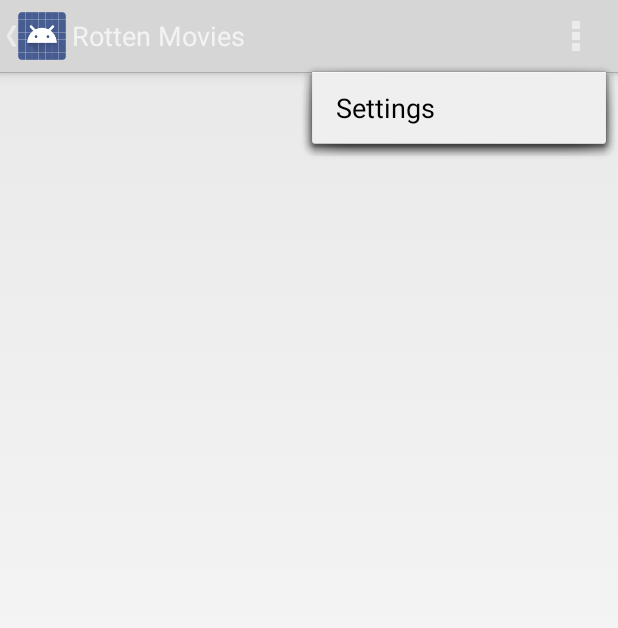
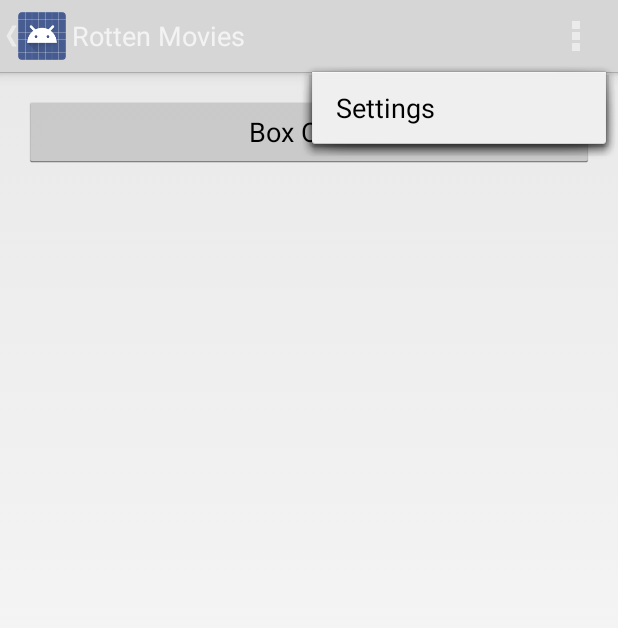
Before and after one commit to MenilV/RottenMovies, an Android app: the screen it shows after launch (Main), with the options menu open, on a phone screen of 412 x 824 dp. Shown: the top 628 px of the screen. Run offline under Robolectric (Android 15) with nearby library versions, the phone set to English and light mode, and no system bars; 2 statements that could not run were skipped.

Commit message:
Added fragments for each Menu item and simple buttons on each fragment

```diff
--- /dev/null
+++ b/app/src/main/java/com/menil/rottenmovies/BoxOfficeFragment.java
@@ -0,0 +1,18 @@
+package com.menil.rottenmovies;
+
+import android.os.Bundle;
+import android.view.LayoutInflater;
+import android.view.View;
+import android.view.ViewGroup;
+
+/**
+ * Created by menil on 08.10.2014.
+ */
+public class BoxOfficeFragment extends android.app.Fragment {
+    @Override
+    public View onCreateView(LayoutInflater inflater, ViewGroup container,
+                             Bundle savedInstanceState) {
+        // Inflate the layout for this fragment
+        return inflater.inflate(R.layout.fragment_main, container, false);
+    }
+}
--- a/app/src/main/java/com/menil/rottenmovies/Main.java
+++ b/app/src/main/java/com/menil/rottenmovies/Main.java
@@ -13,7 +13,6 @@ import android.view.View;
 import android.view.ViewGroup;
 
 
-
 public class Main extends Activity
         implements NavigationDrawerFragment.NavigationDrawerCallbacks {
 
@@ -21,13 +20,17 @@ public class Main extends Activity
      * Fragment managing the behaviors, interactions and presentation of the navigation drawer.
      */
     private NavigationDrawerFragment mNavigationDrawerFragment;
-
     /**
      * Used to store the last screen title. For use in {@link #restoreActionBar()}.
      */
     private CharSequence mTitle;
+    public static final String apiURL="http://api.rottentomatoes.com/api/public/v1.0/lists/movies/box_office.json?limit=16&country=us&apikey=pj2z7eyve6mfdtcx4vynk26y";
 
-    public static final String apiURL="http://api.rottentomatoes.com/api/public/v1.0/lists/movies/box_office.json?limit=16&country=us&apikey=pj2z7eyve6mfdtcx4vynk26y";
+///////////////////////////////////////////////////////////////////////////////
+    public void setActionBarTitle(String title){
+     // NEDOVRSENO
+     //   YOUR_CUSTOM_ACTION_BAR_TITLE.setText(title);
+    }
 
     @Override
     protected void onCreate(Bundle savedInstanceState) {
@@ -42,18 +45,40 @@ public class Main extends Activity
         mNavigationDrawerFragment.setUp(
                 R.id.navigation_drawer,
                 (DrawerLayout) findViewById(R.id.drawer_layout));
-}
-
+    }
 
     @Override
     public void onNavigationDrawerItemSelected(int position) {
         // update the main content by replacing fragments
-        // e ovo cudo mi daje mogucnost mjenjanja Viewa na osnovu iznacene opcije
-        //this line of code does nothing
+        // e ovo cudo mi daje mogucnost mjenjanja Viewa na osnovu oznacene opcije
+        // 3 days later... bra'o Menile, sad si se sjetio da pocnes citati svoje komentare!
 
-        FragmentManager fragmentManager = getFragmentManager();
+      /*  FragmentManager fragmentManager = getFragmentManager();
         fragmentManager.beginTransaction()
                 .replace(R.id.container, PlaceholderFragment.newInstance(position + 1))
+                .commit();*/
+        Fragment fragment = new Fragment();
+        FragmentManager fragmentManager = getFragmentManager();
+
+        switch (position+1){//switch-case jer nisam imao nista pametnije
+            case 1:
+                fragment = new BoxOfficeFragment();
+                break;
+            case 2:
+                fragment = new InTheatersFragment();
+                break;
+            case 3:
+                fragment = new OpeningFragment();
+                break;
+            case 4:
+                fragment = new UpcomingFragment();
+                break;
+            case 5:
+                fragment = new FavouritesFragment();
+                break;
+            }
+        fragmentManager.beginTransaction()
+                .replace(R.id.container, fragment)
                 .commit();
     }
 
@@ -84,7 +109,6 @@ public class Main extends Activity
         actionBar.setTitle(mTitle);
     }
 
-
     @Override
     public boolean onCreateOptionsMenu(Menu menu) {
         if (!mNavigationDrawerFragment.isDrawerOpen()) {
@@ -109,7 +133,6 @@ public class Main extends Activity
         }
         return super.onOptionsItemSelected(item);
     }
-
     /**
      * A placeholder fragment containing a simple view.
      */
@@ -137,7 +160,7 @@ public class Main extends Activity
 
         @Override
         public View onCreateView(LayoutInflater inflater, ViewGroup container,
-                Bundle savedInstanceState) {
+        Bundle savedInstanceState) {
             View rootView = inflater.inflate(R.layout.fragment_main, container, false);
             return rootView;
         }
--- a/app/src/main/res/layout/activity_main.xml
+++ b/app/src/main/res/layout/activity_main.xml
@@ -28,4 +28,5 @@
         android:name="com.menil.rottenmovies.NavigationDrawerFragment"
         tools:layout="@layout/fragment_navigation_drawer" />
 
+
 </android.support.v4.widget.DrawerLayout>
--- a/app/src/main/res/layout/fragment_main.xml
+++ b/app/src/main/res/layout/fragment_main.xml
@@ -7,10 +7,8 @@
     android:paddingTop="@dimen/activity_vertical_margin"
     android:paddingBottom="@dimen/activity_vertical_margin"
     tools:context=".Main$PlaceholderFragment">
-
-    <TextView
-        android:id="@+id/section_label"
-        android:layout_width="wrap_content"
-        android:layout_height="wrap_content" />
-
+    <Button
+        android:layout_width="match_parent"
+        android:layout_height="wrap_content"
+        android:text="@string/title_section1"/>
 </RelativeLayout>
--- a/app/src/main/res/values/strings.xml
+++ b/app/src/main/res/values/strings.xml
@@ -11,6 +11,6 @@
     <string name="navigation_drawer_close">Close navigation drawer</string>
     <string name="action_example">Example action</string>
     <string name="action_settings">Settings</string>
-
+    <string name="title_activity_result">ResultActivity</string>
 
 </resources>
```
Also changed, not shown: app/src/main/AndroidManifest.xml (+7 -1 lines), app/src/main/java/com/menil/rottenmovies/BoxOffice.java (deleted, +0 -73 lines), app/src/main/java/com/menil/rottenmovies/FavouritesFragment.java (added, +18 -0 lines), app/src/main/java/com/menil/rottenmovies/InTheatersFragment.java (added, +18 -0 lines), app/src/main/java/com/menil/rottenmovies/OpeningFragment.java (added, +18 -0 lines), app/src/main/java/com/menil/rottenmovies/UpcomingFragment.java (added, +19 -0 lines), app/src/main/res/layout/fragment_favourites.xml (added, +12 -0 lines), app/src/main/res/layout/fragment_intheaters.xml (added, +12 -0 lines), app/src/main/res/layout/fragment_opening.xml (added, +12 -0 lines), app/src/main/res/layout/fragment_upcoming.xml (added, +13 -0 lines).
